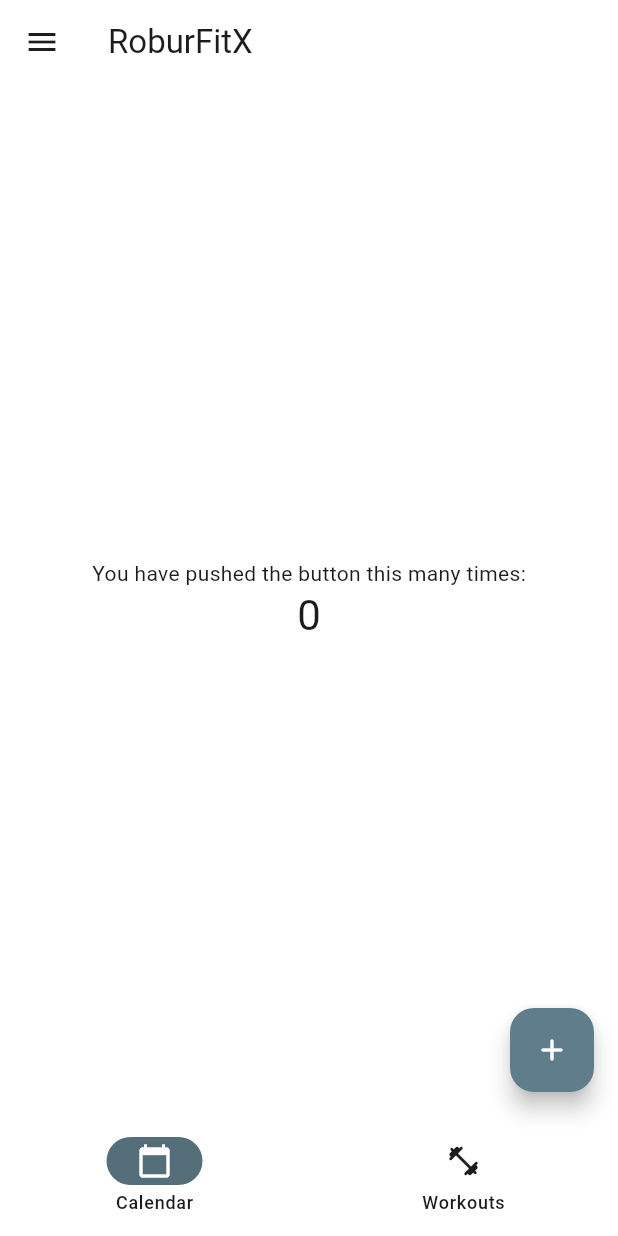
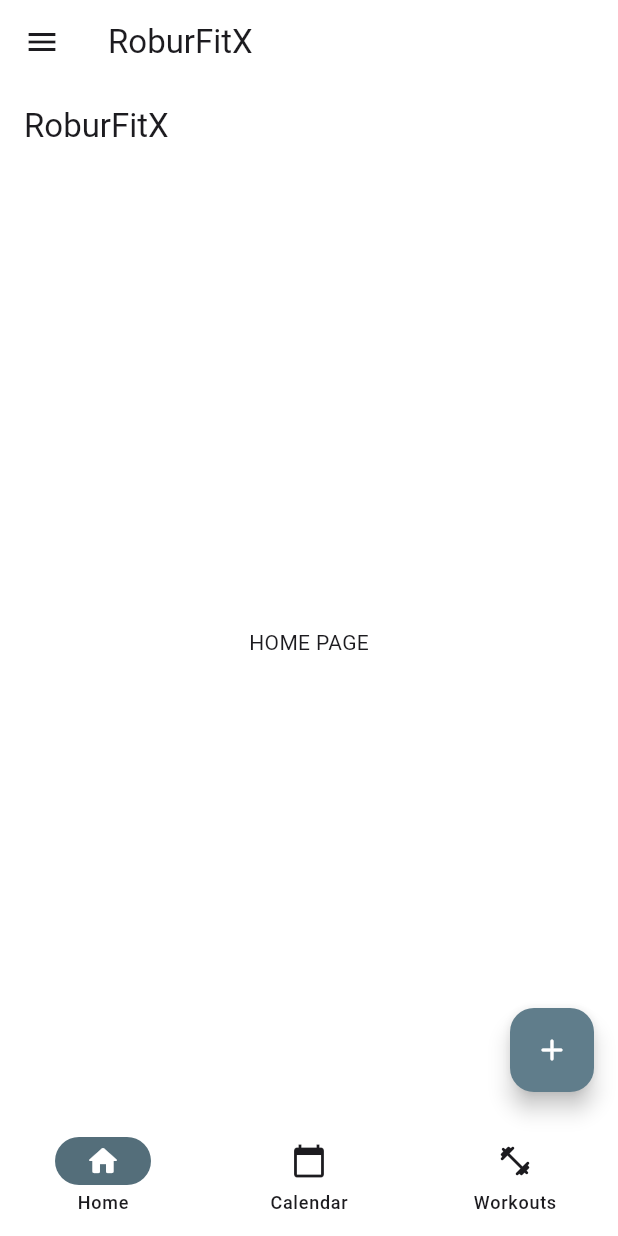
Before and after one commit to Stefano-Bozzi/GymTracker-App, a Flutter app: the screen it shows after launch, on a phone screen of 412 x 824 dp. Run offline on Flutter 3.47's test engine with Material 3 defaults, Android fonts, the phone set to English and light mode, and no system bars; missing offline and left inert: markdown_widget.

Commit message:
feat(Home): add Home page, refactor proj structure
- Added a new HomePage and included it in the navigation flow.
- Create `NavBarWidget` that wrap Navigation bar code
- Updated `NavBarWidget` to support 3 pages
- Made the selected page icon visually highlightable (page does not switch yet, only UI state updates).
- Created a cleaner folder structure:
  - /widgets: contains shared UI components (e.g., `NavBarWidget`).
  - /views/widget_tree.dart: acts as the main UI wrapper that manages navigation and layout.
  - /views/pages/: added `HomePage`, `CalendarPage`, and `WorkoutPage`, each in its own file for better separation of concerns.
- Moved code out of `main.dart` to keep the entry point minimal and organized.

```diff
--- a/lib/main.dart
+++ b/lib/main.dart
@@ -6,11 +6,15 @@ import 'package:flutter/material.dart';                   // Import Flutter Mate
 import 'package:flutter/services.dart' show rootBundle;   // Import class to interact with system services
                                                           // rootBundel is needet to have access to "-access" files
 import 'package:markdown_widget/markdown_widget.dart';    // needed for Third Party Licenses display
+import 'package:robur_fit_x/views/widget_tree.dart';
+import 'views/widgets/navbar_widget.dart';
+
+const String appName = "RoburFitX";
 
 class LicensesPage extends StatelessWidget {              // define a class without a state
   const LicensesPage({super.key});                        // constructor
   final String myLicenseText = '''
-# 📜 License RoburFitX
+# 📜 License $appName
 
 **Copyright (c) 2025, Stefano Bozzi**
 
@@ -105,12 +109,12 @@ class MyApp extends StatelessWidget {
     // Build method returns the widget's user interface
     return MaterialApp(
       debugShowCheckedModeBanner: true,              // Show a Debug banner on top-right corner during development
-      title: 'RoburFitX',
+      title: appName,
       theme: ThemeData(colorScheme: lightScheme),
       darkTheme: ThemeData(colorScheme: darkScheme),
       themeMode: ThemeMode.system,                    // Change theme along with system
       home: const MyHomePage(                         // MyHomePage is widget with a state, it changes! containing the app scheleton: Scaffold
-        title: 'RoburFitX',
+        title: appName,
         ),
     );
   }
@@ -206,39 +210,8 @@ class _MyHomePageState extends State<MyHomePage> {
           ],
         ),
       ),
-      bottomNavigationBar: NavigationBar( //set a list of pages at the bottom. when pressed all the screen change throg the selected page.
-        destinations: [
-          NavigationDestination(icon: Icon(Icons.calendar_today), label: 'Calendar'),
-          NavigationDestination(icon: Icon(Icons.fitness_center_rounded), label: 'Workouts'),
-        ],
-      ),
-      body: Center(
-        // Center is a layout widget. It takes a single child and positions it
-        // in the middle of the parent.
-        child: Column(
-          // Column is also a layout widget. It takes a list of children and
-          // arranges them vertically. By default, it sizes itself to fit its
-          // children horizontally, and tries to be as tall as its parent.
-          //
-          // Column has various properties to control how it sizes itself and
-          // how it positions its children. Here we use mainAxisAlignment to
-          // center the children vertically; the main axis here is the vertical
-          // axis because Columns are vertical (the cross axis would be
-          // horizontal).
-          //
-          // TRY THIS: Invoke "debug painting" (choose the "Toggle Debug Paint"
-          // action in the IDE, or press "p" in the console), to see the
-          // wireframe for each widget.
-          mainAxisAlignment: .center,
-          children: [
-            const Text('You have pushed the button this many times:'),
-            Text(
-              '$_counter',
-              style: Theme.of(context).textTheme.headlineMedium,
-            ),
-          ],
-        ),
-      ),
+      bottomNavigationBar: NavBarWidget(),
+      body: WidgetTree(),
       floatingActionButton: FloatingActionButton(
         onPressed: _incrementCounter,
         tooltip: 'Increment',
--- /dev/null
+++ b/lib/views/pages/calendar_page.dart
@@ -0,0 +1,10 @@
+import 'package:flutter/material.dart';
+
+class CalendarPage extends StatelessWidget {
+  const CalendarPage({super.key});
+
+  @override
+  Widget build(BuildContext context) {
+    return Center(child: Text('CALENDAR PAGE'),);
+  }
+}
--- /dev/null
+++ b/lib/views/pages/home_page.dart
@@ -0,0 +1,10 @@
+import 'package:flutter/material.dart';
+
+class HomePage extends StatelessWidget {
+  const HomePage({super.key});
+
+  @override
+  Widget build(BuildContext context) {
+    return Center(child: Text('HOME PAGE'),);
+  }
+}
--- /dev/null
+++ b/lib/views/pages/workout_page.dart
@@ -0,0 +1,10 @@
+import 'package:flutter/material.dart';
+
+class WorkoutPage extends StatelessWidget {
+  const WorkoutPage({super.key});
+
+  @override
+  Widget build(BuildContext context) {
+    return Center(child: Text('WORKOUT PAGE'),);
+  }
+}
--- /dev/null
+++ b/lib/views/widget_tree.dart
@@ -0,0 +1,28 @@
+import 'package:flutter/material.dart';
+import '../main.dart';
+import 'package:robur_fit_x/views/pages/calendar_page.dart';
+import 'package:robur_fit_x/views/pages/home_page.dart';
+import 'package:robur_fit_x/views/pages/workout_page.dart';
+
+List<Widget> pages= [
+  HomePage(),
+  CalendarPage(),
+  WorkoutPage(),
+];
+
+class WidgetTree extends StatelessWidget {
+  const WidgetTree({super.key});
+
+  @override
+  Widget build(BuildContext context) {
+    return Scaffold(
+      appBar: AppBar(
+        backgroundColor: Theme.of(context).colorScheme.inversePrimary,
+        // Here we take the value from the MyHomePage object that was created by
+        // the App.build method, and use it to set our appbar title.
+        title: Text(appName),
+      ),
+      body: pages.elementAt(0),
+    );
+  }
+}
--- /dev/null
+++ b/lib/views/widgets/navbar_widget.dart
@@ -0,0 +1,29 @@
+import 'package:flutter/material.dart';
+
+class NavBarWidget extends StatefulWidget {
+  const NavBarWidget({super.key});
+
+  @override
+  State<NavBarWidget> createState() => _NavBarWidgetState();
+}
+
+class _NavBarWidgetState extends State<NavBarWidget> {
+  int selectNavBarState = 0;
+
+  @override
+  Widget build(BuildContext context) {
+    return NavigationBar( //set a list of pages at the bottom. when pressed all the screen change throg the selected page.
+        destinations: [
+          NavigationDestination(icon: Icon(Icons.home_rounded), label: 'Home'),
+          NavigationDestination(icon: Icon(Icons.calendar_today), label: 'Calendar'),
+          NavigationDestination(icon: Icon(Icons.fitness_center_rounded), label: 'Workouts'),
+        ],
+        onDestinationSelected: (int value) { // here changes the page selector at the bottom
+          setState(() {
+            selectNavBarState = value; //set the correct value
+          });
+        },
+        selectedIndex: selectNavBarState  //set the page indicator to the clicked one to visualize the current page
+      );
+  }
+}
```
